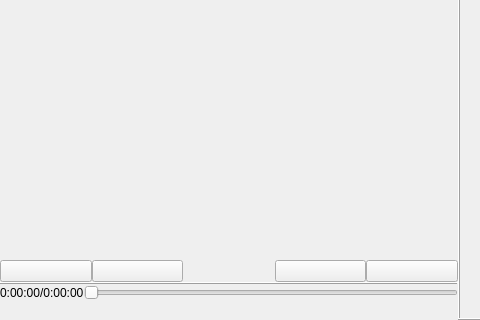
The window that forms/playertab.ui (3d2069940/player) describes before a commit, drawn with Qt 5; both pictures show x 0 to 480 and y 327 to 647 of the 977 by 647 pixel window.
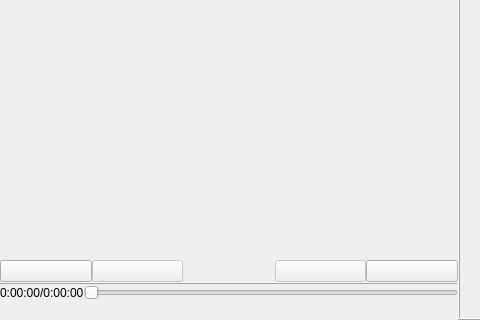
The same window after the commit. Custom widgets are drawn as their Qt base class.

Patch:
```diff
--- a/forms/playertab.ui
+++ b/forms/playertab.ui
@@ -140,6 +140,9 @@
          </item>
          <item>
           <widget class="QPushButton" name="playerRepeatButton">
+           <property name="enabled">
+            <bool>false</bool>
+           </property>
            <property name="text">
             <string/>
            </property>
@@ -150,6 +153,9 @@
          </item>
          <item>
           <widget class="QPushButton" name="playerShuffleButton">
+           <property name="enabled">
+            <bool>false</bool>
+           </property>
            <property name="text">
             <string/>
            </property>
```
